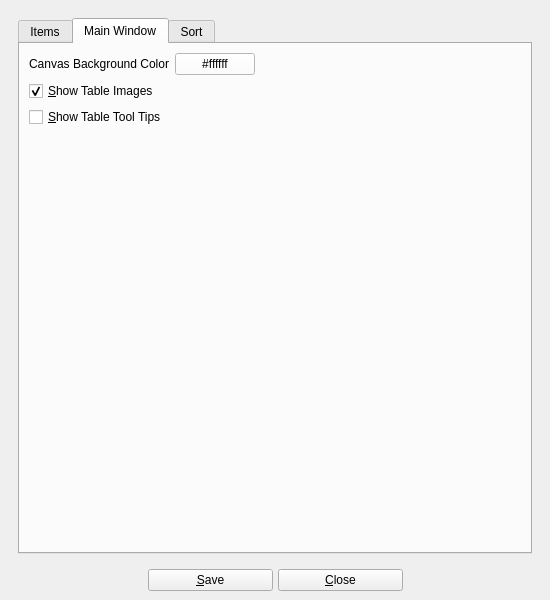
Old version of the form UI/biblioteq_otheroptions.ui in the repository textbrowser/biblioteq.
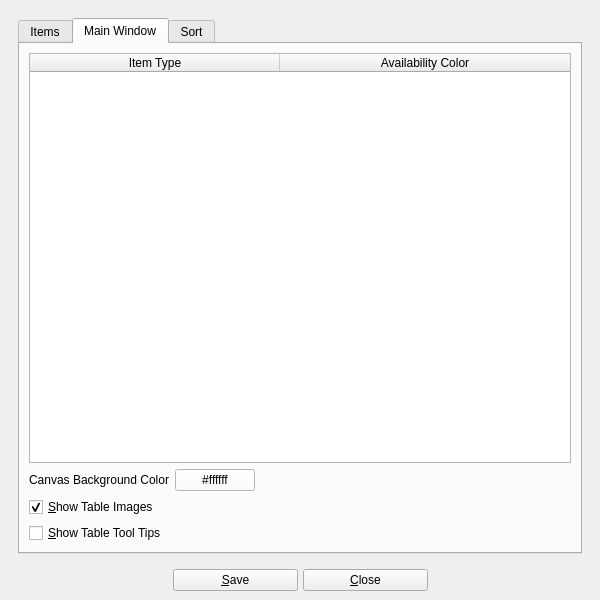
New version of the form. The open tabs and pages were chosen to show the change. Icons and pictures are not drawn.

Commit message: Availability colors.

```diff
--- a/UI/biblioteq_otheroptions.ui
+++ b/UI/biblioteq_otheroptions.ui
@@ -6,7 +6,7 @@
    <rect>
     <x>0</x>
     <y>0</y>
-    <width>550</width>
+    <width>600</width>
     <height>600</height>
    </rect>
   </property>
@@ -32,8 +32,8 @@
         <rect>
          <x>0</x>
          <y>0</y>
-         <width>532</width>
-         <height>548</height>
+         <width>582</width>
+         <height>549</height>
         </rect>
        </property>
        <layout class="QVBoxLayout" name="verticalLayout_2">
@@ -102,6 +102,44 @@
             <string>Main Window</string>
            </attribute>
            <layout class="QVBoxLayout" name="verticalLayout_6">
+            <item>
+             <widget class="QTableWidget" name="availability_color">
+              <property name="alternatingRowColors">
+               <bool>true</bool>
+              </property>
+              <property name="selectionMode">
+               <enum>QAbstractItemView::SingleSelection</enum>
+              </property>
+              <property name="selectionBehavior">
+               <enum>QAbstractItemView::SelectRows</enum>
+              </property>
+              <property name="horizontalScrollMode">
+               <enum>QAbstractItemView::ScrollPerPixel</enum>
+              </property>
+              <attribute name="horizontalHeaderMinimumSectionSize">
+               <number>250</number>
+              </attribute>
+              <attribute name="horizontalHeaderDefaultSectionSize">
+               <number>250</number>
+              </attribute>
+              <attribute name="horizontalHeaderStretchLastSection">
+               <bool>true</bool>
+              </attribute>
+              <attribute name="verticalHeaderVisible">
+               <bool>false</bool>
+              </attribute>
+              <column>
+               <property name="text">
+                <string>Item Type</string>
+               </property>
+              </column>
+              <column>
+               <property name="text">
+                <string>Availability Color</string>
+               </property>
+              </column>
+             </widget>
+            </item>
             <item>
              <layout class="QHBoxLayout" name="horizontalLayout_2">
               <item>
@@ -156,19 +194,6 @@
               </property>
              </widget>
             </item>
-            <item>
-             <spacer name="verticalSpacer">
-              <property name="orientation">
-               <enum>Qt::Vertical</enum>
-              </property>
-              <property name="sizeHint" stdset="0">
-               <size>
-                <width>20</width>
-                <height>40</height>
-               </size>
-              </property>
-             </spacer>
-            </item>
            </layout>
           </widget>
           <widget class="QWidget" name="tab_3">
```
Left out of the diff: 1 changed line with no effect on the pictures.
